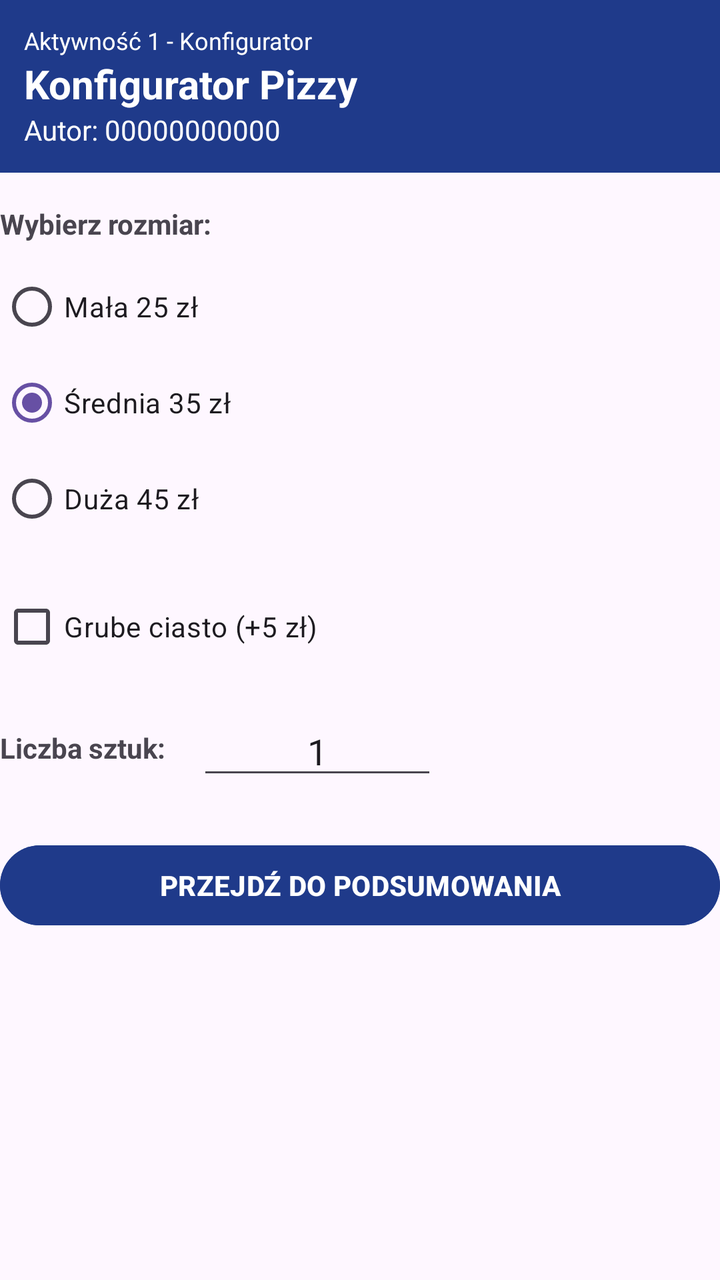
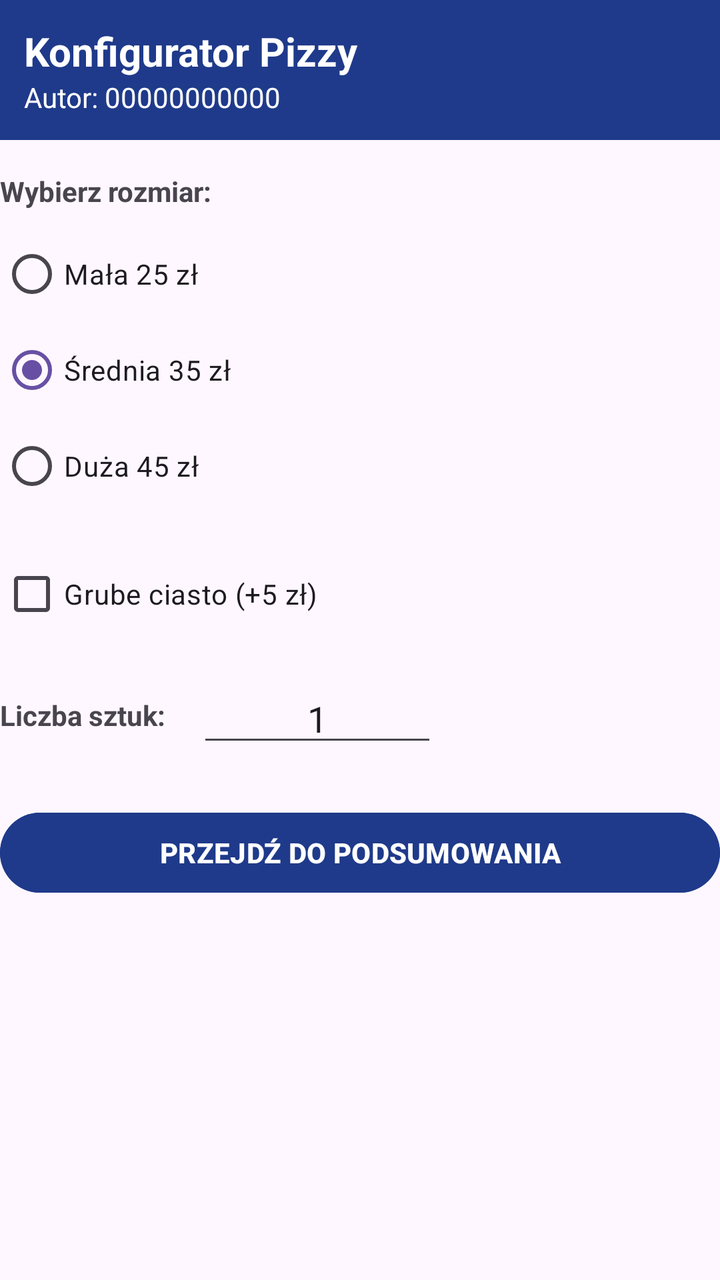

Before-and-after screenshots of an Android layout around one commit, followed by the original layout XML and the change that was made.
<!-- AndroidManifest.xml: application theme Theme.Pizzeria -->
<!-- res/layout/activity_main.xml -->
<?xml version="1.0" encoding="utf-8"?>
<LinearLayout xmlns:android="http://schemas.android.com/apk/res/android"
    xmlns:app="http://schemas.android.com/apk/res-auto"
    xmlns:tools="http://schemas.android.com/tools"
    android:id="@+id/main"
    android:layout_width="match_parent"
    android:layout_height="match_parent"
    android:orientation="vertical"
    tools:context=".MainActivity">

    
    <LinearLayout
        android:layout_width="match_parent"
        android:layout_height="wrap_content"
        android:orientation="vertical"
        android:background="#1F3A8A"
        android:padding="12dp"
        android:layout_marginBottom="16dp">

        <TextView
            android:layout_width="wrap_content"
            android:layout_height="wrap_content"
            text="Aktywność 1 - Konfigurator"
            android:text="Aktywność 1 - Konfigurator"
            android:textColor="#FFFFFF"
            android:textSize="12sp" />

        <TextView
            android:layout_width="wrap_content"
            android:layout_height="wrap_content"
            android:text="Konfigurator Pizzy"
            android:textColor="#FFFFFF"
            android:textSize="20sp"
            android:textStyle="bold" />

        <TextView
            android:layout_width="wrap_content"
            android:layout_height="wrap_content"
            android:text="Autor: 00000000000"
            android:textColor="#FFFFFF"
            android:textSize="14sp" />
    </LinearLayout>

    
    <TextView
        android:layout_width="wrap_content"
        android:layout_height="wrap_content"
        android:text="Wybierz rozmiar:"
        android:textStyle="bold"
        android:layout_marginBottom="8dp" />

    <RadioGroup
        android:id="@+id/rgSize"
        android:layout_width="match_parent"
        android:layout_height="wrap_content"
        android:layout_marginBottom="16dp">

        <RadioButton
            android:id="@+id/rbSmall"
            android:layout_width="wrap_content"
            android:layout_height="wrap_content"
            android:text="Mała 25 zł" />

        <RadioButton
            android:id="@+id/rbMedium"
            android:layout_width="wrap_content"
            android:layout_height="wrap_content"
            android:text="Średnia 35 zł"
            android:checked="true" />

        <RadioButton
            android:id="@+id/rbLarge"
            android:layout_width="wrap_content"
            android:layout_height="wrap_content"
            android:text="Duża 45 zł" />
    </RadioGroup>

    
    <CheckBox
        android:id="@+id/cbThickCrust"
        android:layout_width="wrap_content"
        android:layout_height="wrap_content"
        android:text="Grube ciasto (+5 zł)"
        android:layout_marginBottom="16dp" />

    
    <LinearLayout
        android:layout_width="match_parent"
        android:layout_height="wrap_content"
        android:orientation="horizontal"
        android:gravity="center_vertical"
        android:layout_marginBottom="24dp">

        <TextView
            android:layout_width="wrap_content"
            android:layout_height="wrap_content"
            android:text="Liczba sztuk:"
            android:textStyle="bold"
            android:layout_marginEnd="16dp" />

        <EditText
            android:id="@+id/etQuantity"
            android:layout_width="120dp"
            android:layout_height="wrap_content"
            android:inputType="number"
            android:text="1"
            android:gravity="center" />
    </LinearLayout>

    
    <Button
        android:id="@+id/btnNext"
        android:layout_width="match_parent"
        android:layout_height="wrap_content"
        android:text="PRZEJDŹ DO PODSUMOWANIA"
        android:textStyle="bold"
        android:backgroundTint="#1F3A8A"
        android:textColor="#FFFFFF" />

</LinearLayout>
<!-- resources referenced by this layout -->
<resources>
  <style name="Theme.Pizzeria" parent="Base.Theme.Pizzeria" />
  <style name="Base.Theme.Pizzeria" parent="Theme.Material3.DayNight.NoActionBar">
          
          
      </style>
</resources>

<!-- the commit's change to res/layout/activity_main.xml (unified diff, before → after) -->
@@ -16,14 +16,6 @@
         android:background="#1F3A8A"
         android:padding="12dp"
         android:layout_marginBottom="16dp">
-
-        <TextView
-            android:layout_width="wrap_content"
-            android:layout_height="wrap_content"
-            text="Aktywność 1 - Konfigurator"
-            android:text="Aktywność 1 - Konfigurator"
-            android:textColor="#FFFFFF"
-            android:textSize="12sp" />
 
         <TextView
             android:layout_width="wrap_content"
